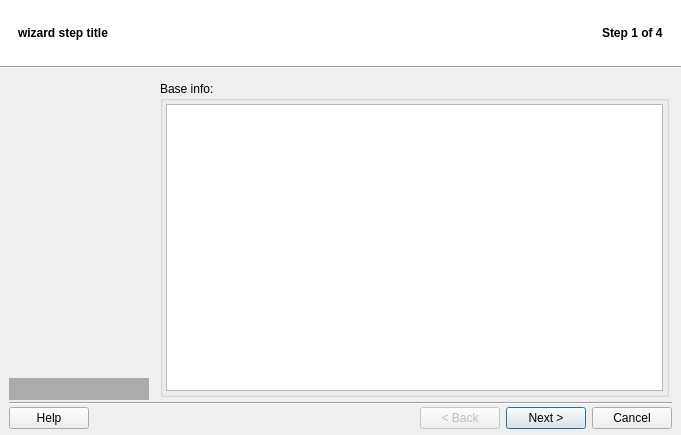
Old version of the form src/q4wine-gui/uis/Wizard.ui in the repository brezerk/q4wine.
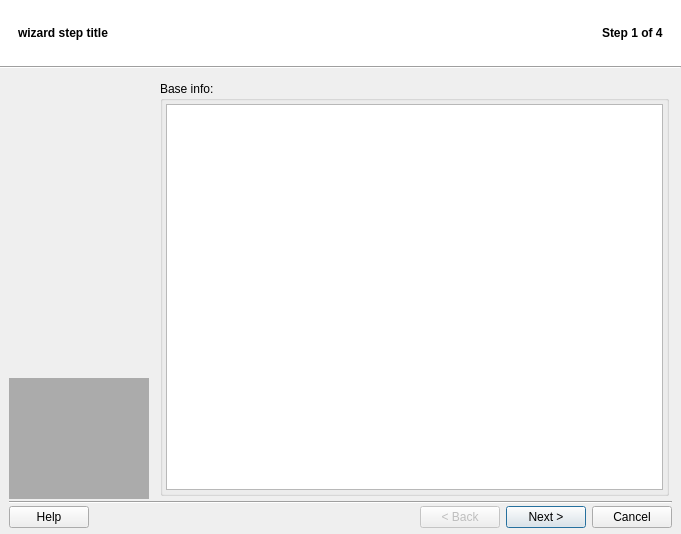
New version of the form. The open tabs and pages were chosen to show the change. Icons and pictures are not drawn.

The edit to the form file:
```diff
--- a/src/q4wine-gui/uis/Wizard.ui
+++ b/src/q4wine-gui/uis/Wizard.ui
@@ -11,7 +11,7 @@
     <x>0</x>
     <y>0</y>
     <width>681</width>
-    <height>435</height>
+    <height>534</height>
    </rect>
   </property>
   <property name="windowTitle">
@@ -472,8 +472,8 @@
                    <string notr="true">&lt;!DOCTYPE HTML PUBLIC &quot;-//W3C//DTD HTML 4.0//EN&quot; &quot;http://www.w3.org/TR/REC-html40/strict.dtd&quot;&gt;
 &lt;html&gt;&lt;head&gt;&lt;meta name=&quot;qrichtext&quot; content=&quot;1&quot; /&gt;&lt;style type=&quot;text/css&quot;&gt;
 p, li { white-space: pre-wrap; }
-&lt;/style&gt;&lt;/head&gt;&lt;body style=&quot; font-family:'Verdana'; font-size:13pt; font-weight:400; font-style:normal;&quot;&gt;
-&lt;p style=&quot;-qt-paragraph-type:empty; margin-top:0px; margin-bottom:0px; margin-left:0px; margin-right:0px; -qt-block-indent:0; text-indent:0px; font-size:11pt;&quot;&gt;&lt;/p&gt;&lt;/body&gt;&lt;/html&gt;</string>
+&lt;/style&gt;&lt;/head&gt;&lt;body style=&quot; font-family:'Lucida Grande'; font-size:13pt; font-weight:400; font-style:normal;&quot;&gt;
+&lt;p style=&quot;-qt-paragraph-type:empty; margin-top:0px; margin-bottom:0px; margin-left:0px; margin-right:0px; -qt-block-indent:0; text-indent:0px; font-family:'Verdana'; font-size:11pt;&quot;&gt;&lt;/p&gt;&lt;/body&gt;&lt;/html&gt;</string>
                   </property>
                   <property name="textInteractionFlags">
                    <set>Qt::LinksAccessibleByMouse|Qt::TextSelectableByMouse</set>
```
Left out of the diff: 2 changed lines with no effect on the pictures.
